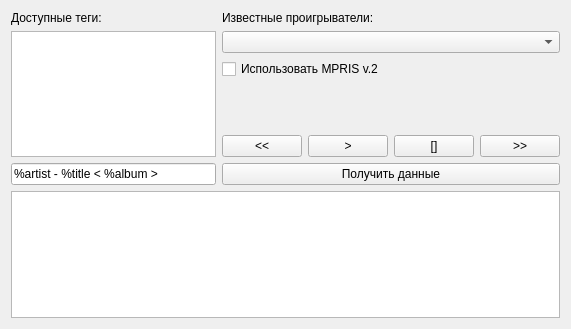
Qt form mainwindow.ui (EGD/Test_D-Bus) before a commit.
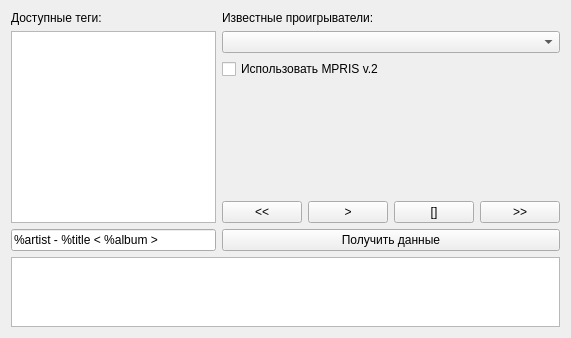
The same form after that commit.

What changed in the file:
```diff
--- a/mainwindow.ui
+++ b/mainwindow.ui
@@ -96,7 +96,14 @@
      </layout>
     </item>
     <item row="1" column="0">
-     <widget class="QPlainTextEdit" name="Memo"/>
+     <widget class="QPlainTextEdit" name="Memo">
+      <property name="sizePolicy">
+       <sizepolicy hsizetype="Expanding" vsizetype="Fixed">
+        <horstretch>0</horstretch>
+        <verstretch>0</verstretch>
+       </sizepolicy>
+      </property>
+     </widget>
     </item>
     <item row="2" column="0">
      <widget class="QLineEdit" name="lineEdit">
```
